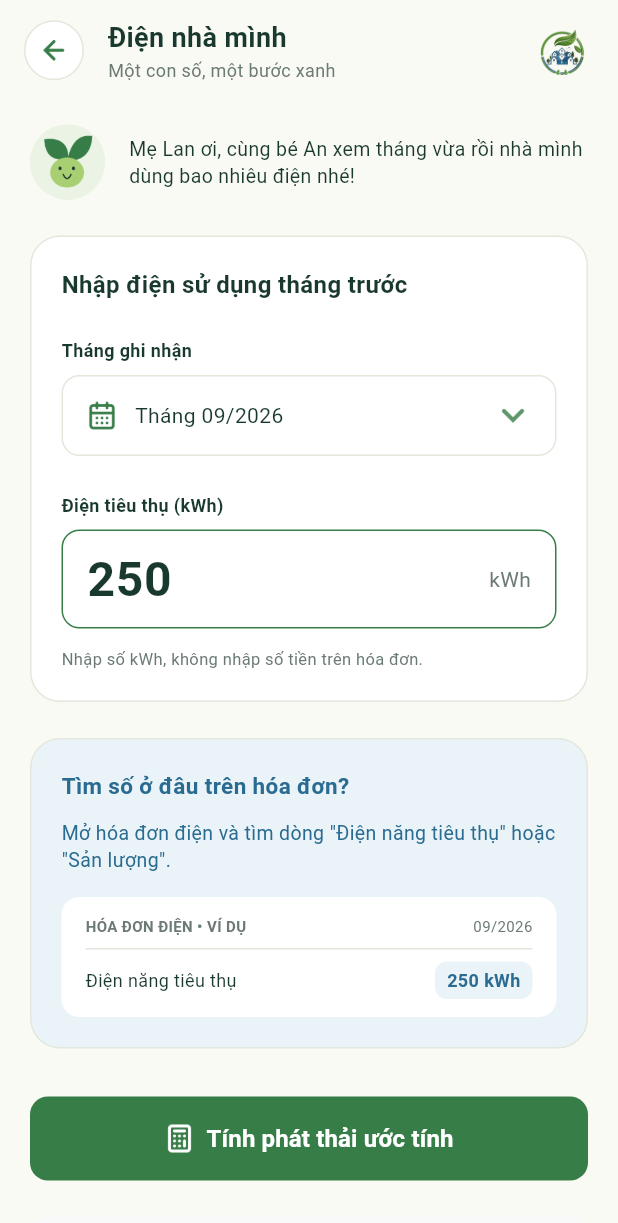
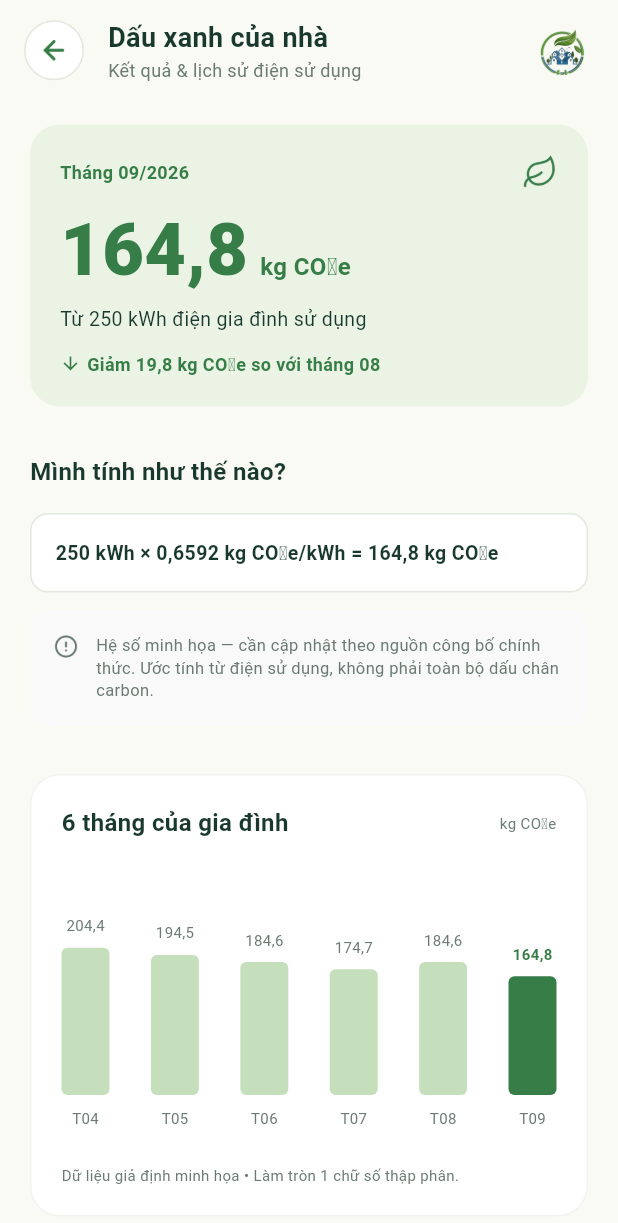
Before and after one commit to HoangAnhEm/SPEI-Community-App, a Flutter app: the InputElectricityScreen screen opened by its route, after a tap on "Tính phát thải ước tính", on a phone screen of 412 x 824 dp. Shown: the top 1223 px of the screen. Run offline on Flutter 3.47's test engine with Material 3 defaults, Android fonts, the phone set to English and light mode, and no system bars; our stand-ins replace dio, flutter_bloc, flutter_secure_storage, get_it, go_router, pinput and 1 more; accounts and stored records are empty.

Commit message:
feat: electricity result Ui

```diff
--- a/lib/src/config/routes/app_routes.dart
+++ b/lib/src/config/routes/app_routes.dart
@@ -11,6 +11,7 @@ import '../../presentation/screens/auth/recovery_step1_screen.dart';
 import '../../presentation/screens/auth/recovery_step3_screen.dart';
 import '../../presentation/screens/main/main_layout_screen.dart';
 import '../../presentation/screens/electricity/input_electricity_screen.dart';
+import '../../presentation/screens/electricity/electricity_result_screen.dart';
 import '../di/di.dart';
 import '../../presentation/blocs/auth/auth_bloc.dart';
 import '../../presentation/blocs/auth/auth_state.dart';
@@ -59,6 +60,10 @@ final GoRouter appRouter = GoRouter(
     GoRoute(
       path: '/input-electricity',
       builder: (context, state) => const InputElectricityScreen(),
+    ),
+    GoRoute(
+      path: '/electricity-result',
+      builder: (context, state) => const ElectricityResultScreen(),
     ),
     GoRoute(
       path: '/onboarding',
--- /dev/null
+++ b/lib/src/presentation/screens/electricity/electricity_result_screen.dart
@@ -0,0 +1,319 @@
+import 'package:flutter/material.dart';
+import '../../../../src/core/constants/app_colors.dart';
+import '../../widgets/custom_app_bar.dart';
+
+class ElectricityResultScreen extends StatelessWidget {
+  const ElectricityResultScreen({super.key});
+
+  @override
+  Widget build(BuildContext context) {
+    return Scaffold(
+      backgroundColor: AppColors.background,
+      body: SafeArea(
+        child: Column(
+          children: [
+            const CustomAppBar(
+              title: 'Dấu xanh của nhà',
+              subtitle: 'Kết quả & lịch sử điện sử dụng',
+            ),
+            Expanded(
+              child: SingleChildScrollView(
+                padding: const EdgeInsets.symmetric(horizontal: 20.0, vertical: 16.0),
+                child: Column(
+                  crossAxisAlignment: CrossAxisAlignment.start,
+                  children: [
+                    _buildResultCard(),
+                    const SizedBox(height: 32),
+                    _buildCalculationInfo(),
+                    const SizedBox(height: 32),
+                    _buildChartCard(),
+                    const SizedBox(height: 24),
+                    _buildTipCard(),
+                    const SizedBox(height: 32),
+                    const Text(
+                      'Lịch sử ghi nhận',
+                      style: TextStyle(fontSize: 16, fontWeight: FontWeight.bold, color: AppColors.darkText),
+                    ),
+                    const SizedBox(height: 16),
+                    _buildHistoryItem('09/2026', '250 kWh', '164,8 kg CO₂e'),
+                    const SizedBox(height: 12),
+                    _buildHistoryItem('08/2026', '280 kWh', '184,6 kg CO₂e'),
+                    const SizedBox(height: 32),
+                    const Center(
+                      child: Text(
+                        'Bản mẫu giao diện • Dữ liệu minh họa',
+                        style: TextStyle(fontSize: 10, color: AppColors.greyText),
+                      ),
+                    ),
+                    const SizedBox(height: 24),
+                  ],
+                ),
+              ),
+            ),
+          ],
+        ),
+      ),
+    );
+  }
+
+  Widget _buildResultCard() {
+    return Container(
+      padding: const EdgeInsets.all(20),
+      decoration: BoxDecoration(
+        color: AppColors.successBg,
+        borderRadius: BorderRadius.circular(20),
+      ),
+      child: Column(
+        crossAxisAlignment: CrossAxisAlignment.start,
+        children: [
+          Row(
+            mainAxisAlignment: MainAxisAlignment.spaceBetween,
+            children: [
+              const Text(
+                'Tháng 09/2026',
+                style: TextStyle(fontSize: 12, fontWeight: FontWeight.bold, color: AppColors.primary),
+              ),
+              Image.asset(
+                'assets/icons/ic_leaf_outline.png',
+                width: 24,
+                height: 24,
+                color: AppColors.primary,
+                errorBuilder: (context, error, stackTrace) => const Icon(Icons.eco_outlined, color: AppColors.primary, size: 24),
+              ),
+            ],
+          ),
+          const SizedBox(height: 16),
+          const Row(
+            crossAxisAlignment: CrossAxisAlignment.baseline,
+            textBaseline: TextBaseline.alphabetic,
+            children: [
+              Text(
+                '164,8',
+                style: TextStyle(fontSize: 48, fontWeight: FontWeight.w900, color: AppColors.primary, height: 1.0),
+              ),
+              SizedBox(width: 8),
+              Text(
+                'kg CO₂e',
+                style: TextStyle(fontSize: 16, fontWeight: FontWeight.bold, color: AppColors.primary),
+              ),
+            ],
+          ),
+          const SizedBox(height: 12),
+          const Text(
+            'Từ 250 kWh điện gia đình sử dụng',
+            style: TextStyle(fontSize: 13, color: AppColors.darkText),
+          ),
+          const SizedBox(height: 12),
+          Row(
+            children: [
+              Icon(Icons.arrow_downward, color: AppColors.primary, size: 14),
+              const SizedBox(width: 4),
+              const Text(
+                'Giảm 19,8 kg CO₂e so với tháng 08',
+                style: TextStyle(fontSize: 12, fontWeight: FontWeight.bold, color: AppColors.primary),
+              ),
+            ],
+          ),
+        ],
+      ),
+    );
+  }
+
+  Widget _buildCalculationInfo() {
+    return Column(
+      crossAxisAlignment: CrossAxisAlignment.start,
+      children: [
+        const Text(
+          'Mình tính như thế nào?',
+          style: TextStyle(fontSize: 16, fontWeight: FontWeight.bold, color: AppColors.darkText),
+        ),
+        const SizedBox(height: 16),
+        Container(
+          width: double.infinity,
+          padding: const EdgeInsets.symmetric(horizontal: 16, vertical: 16),
+          decoration: BoxDecoration(
+            color: Colors.white,
+            borderRadius: BorderRadius.circular(12),
+            border: Border.all(color: AppColors.divider),
+          ),
+          child: const Text(
+            '250 kWh × 0,6592 kg CO₂e/kWh = 164,8 kg CO₂e',
+            style: TextStyle(fontSize: 13, fontWeight: FontWeight.bold, color: AppColors.darkText),
+          ),
+        ),
+        const SizedBox(height: 12),
+        Container(
+          padding: const EdgeInsets.all(16),
+          decoration: BoxDecoration(
+            color: const Color(0xFFF9F9F9),
+            borderRadius: BorderRadius.circular(12),
+          ),
+          child: Row(
+            crossAxisAlignment: CrossAxisAlignment.start,
+            children: [
+              Image.asset(
+                'assets/icons/ic_info.png',
+                width: 16,
+                height: 16,
+                color: AppColors.subText,
+                errorBuilder: (context, error, stackTrace) => const Icon(Icons.info_outline, size: 16, color: AppColors.subText),
+              ),
+              const SizedBox(width: 12),
+              const Expanded(
+                child: Text(
+                  'Hệ số minh họa — cần cập nhật theo nguồn công bố chính thức. Ước tính từ điện sử dụng, không phải toàn bộ dấu chân carbon.',
+                  style: TextStyle(fontSize: 11, color: AppColors.subText, height: 1.4),
+                ),
+              ),
+            ],
+          ),
+        ),
+      ],
+    );
+  }
+
+  Widget _buildChartCard() {
+    final List<Map<String, dynamic>> data = [
+      {'label': 'T04', 'value': 204.4},
+      {'label': 'T05', 'value': 194.5},
+      {'label': 'T06', 'value': 184.6},
+      {'label': 'T07', 'value': 174.7},
+      {'label': 'T08', 'value': 184.6},
+      {'label': 'T09', 'value': 164.8},
+    ];
+
+    double maxValue = 250.0; // Arbitrary max for scaling
+    double chartHeight = 120.0;
+
+    return Container(
+      padding: const EdgeInsets.all(20),
+      decoration: BoxDecoration(
+        color: Colors.white,
+        borderRadius: BorderRadius.circular(20),
+        border: Border.all(color: AppColors.divider.withValues(alpha: 0.5)),
+      ),
+      child: Column(
+        crossAxisAlignment: CrossAxisAlignment.start,
+        children: [
+          const Row(
+            mainAxisAlignment: MainAxisAlignment.spaceBetween,
+            children: [
+              Text(
+                '6 tháng của gia đình',
+                style: TextStyle(fontSize: 16, fontWeight: FontWeight.bold, color: AppColors.darkText),
+              ),
+              Text(
+                'kg CO₂e',
+                style: TextStyle(fontSize: 10, color: AppColors.subText),
+              ),
+            ],
+          ),
+          const SizedBox(height: 32),
+          SizedBox(
+            height: chartHeight + 40, // space for labels
+            child: Row(
+              mainAxisAlignment: MainAxisAlignment.spaceBetween,
+              crossAxisAlignment: CrossAxisAlignment.end,
+              children: data.map((item) {
+                final isLast = item == data.last;
+                final barHeight = (item['value'] / maxValue) * chartHeight;
+                return Column(
+                  mainAxisAlignment: MainAxisAlignment.end,
+                  children: [
+                    Text(
+                      item['value'].toString().replaceAll('.', ','),
+                      style: TextStyle(
+                        fontSize: 10,
+                        fontWeight: isLast ? FontWeight.bold : FontWeight.normal,
+                        color: isLast ? AppColors.primary : AppColors.subText,
+                      ),
+                    ),
+                    const SizedBox(height: 8),
+                    Container(
+                      width: 32,
+                      height: barHeight,
+                      decoration: BoxDecoration(
+                        color: isLast ? AppColors.primary : const Color(0xFFC5DFBD),
+                        borderRadius: BorderRadius.circular(4),
+                      ),
+                    ),
+                    const SizedBox(height: 8),
+                    Text(
+                      item['label'],
+                      style: const TextStyle(fontSize: 10, color: AppColors.subText),
+                    ),
+                  ],
+                );
+              }).toList(),
+            ),
+          ),
+          const SizedBox(height: 24),
+          const Text(
+            'Dữ liệu giả định minh họa • Làm tròn 1 chữ số thập phân.',
+            style: TextStyle(fontSize: 10, color: AppColors.subText),
+          ),
+        ],
+      ),
+    );
+  }
+
+  Widget _buildTipCard() {
+    return Container(
+      padding: const EdgeInsets.all(20),
+      decoration: BoxDecoration(
+        color: AppColors.blueBg,
+        borderRadius: BorderRadius.circular(20),
+      ),
+      child: Column(
+        crossAxisAlignment: CrossAxisAlignment.start,
+        children: [
+          Row(
+            children: [
+              Image.asset(
+                'assets/icons/ic_sprout_smile.png',
+                width: 32,
+                height: 32,
+                errorBuilder: (context, error, stackTrace) => const Icon(Icons.eco, color: AppColors.bluePrimary),
+              ),
+              const SizedBox(width: 12),
+              const Expanded(
+                child: Text(
+                  'Thử làm “thám tử tiết kiệm điện”!',
+                  style: TextStyle(fontSize: 15, fontWeight: FontWeight.bold, color: AppColors.bluePrimary),
+                ),
+              ),
+            ],
+          ),
+          const SizedBox(height: 16),
+          const Text(
+            'Cùng con tìm đèn còn sáng khi phòng trống. Nhờ người lớn tắt thiết bị; bé không tự chạm ổ điện. Mỗi tối đánh dấu một việc đã làm.',
+            style: TextStyle(fontSize: 13, color: AppColors.darkText, height: 1.4),
+          ),
+        ],
+      ),
+    );
+  }
+
+  Widget _buildHistoryItem(String timeInfo, String electricityInfo, String resultInfo) {
+    return Container(
+      padding: const EdgeInsets.symmetric(horizontal: 20, vertical: 16),
+      decoration: BoxDecoration(
+        color: Colors.white,
+        borderRadius: BorderRadius.circular(16),
+      ),
+      child: Row(
+        mainAxisAlignment: MainAxisAlignment.spaceBetween,
+        children: [
+          Text(
+            '$timeInfo • $electricityInfo',
+            style: const TextStyle(fontSize: 13, color: AppColors.darkText),
+          ),
+          Text(
+            resultInfo,
+            style: const TextStyle(fontSize: 13, fontWeight: FontWeight.bold, color: AppColors.primary),
+          ),
+        ],
+      ),
+    );
+  }
+}
--- a/lib/src/presentation/screens/electricity/input_electricity_screen.dart
+++ b/lib/src/presentation/screens/electricity/input_electricity_screen.dart
@@ -1,4 +1,5 @@
 import 'package:flutter/material.dart';
+import 'package:go_router/go_router.dart';
 import '../../../../src/core/constants/app_colors.dart';
 import '../../widgets/primary_button.dart';
 import '../../widgets/custom_app_bar.dart';
@@ -47,7 +48,7 @@ class _InputElectricityScreenState extends State<InputElectricityScreen> {
                       iconPath: 'assets/icons/ic_calculator.png',
                       fallbackIcon: Icons.calculate_outlined,
                       onPressed: () {
-                        // TODO: Calculate emission
+                        context.push('/electricity-result');
                       },
                     ),
                     const SizedBox(height: 24),
```
